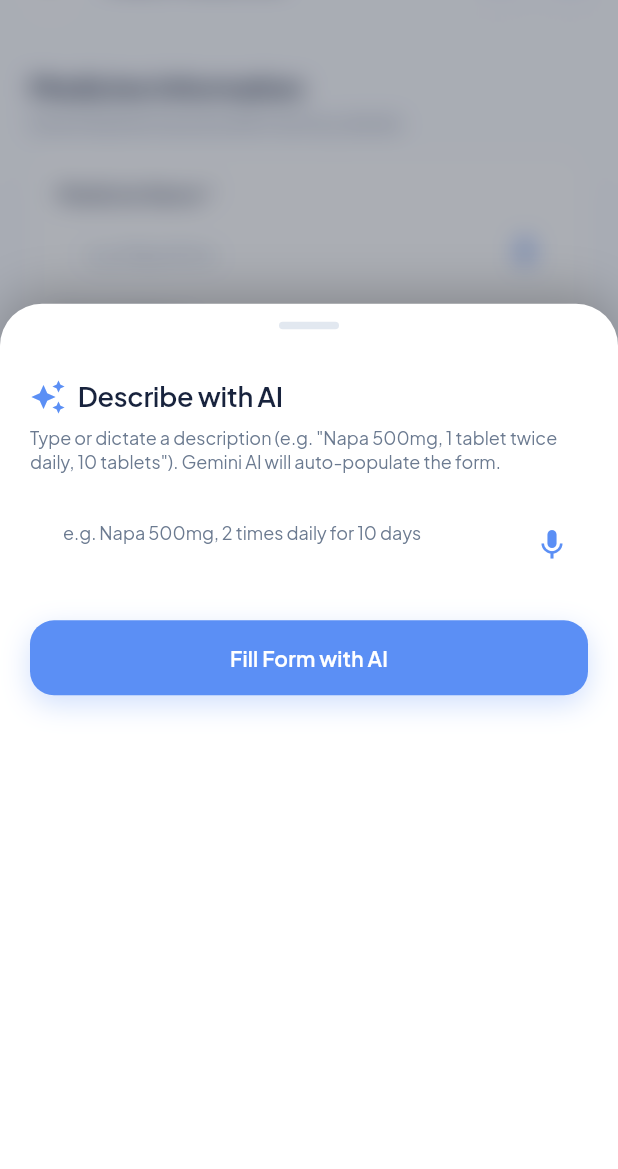
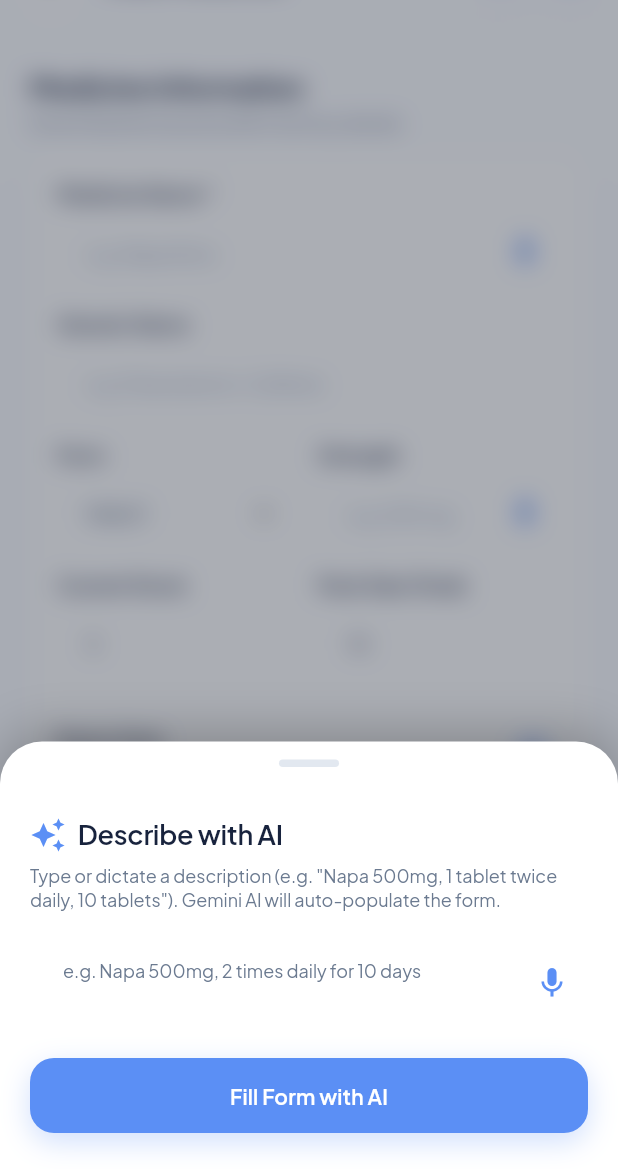
Before and after one commit to helix-77/MediTrack, a Flutter app: the AddEditMedicineScreen screen opened directly, after a tap on the "auto awesome" icon, on a phone screen of 412 x 824 dp, the part 67-1236 px from its top. Run offline on Flutter 3.47's test engine with Material 3 defaults, Android fonts, the phone set to English and light mode, and no system bars; our stand-ins replace cloud_firestore, dio, firebase_ai, firebase_auth, firebase_core, firebase_storage and 10 more; missing offline and left inert: firebase_app_check, google_mlkit_text_recognition; accounts and stored records are empty.

Commit message:
feat: make bottom sheets dynamically size up to 85% with shrinkwrapping

```diff
--- a/lib/screens/add_edit_medicine_screen.dart
+++ b/lib/screens/add_edit_medicine_screen.dart
@@ -137,9 +137,10 @@
 
     showAppModalBottomSheet(
       context: context,
-      heightFactor: 0.70,
+      maxHeightFactor: 0.85,
       builder: (ctx) => StatefulBuilder(
         builder: (modalCtx, setModalState) => Column(
+          mainAxisSize: MainAxisSize.min,
           children: [
             Center(
               child: Container(
@@ -152,8 +153,10 @@
                 ),
               ),
             ),
-            Expanded(
+            Flexible(
+              fit: FlexFit.loose,
               child: ListView(
+                shrinkWrap: true,
                 padding: EdgeInsets.only(
                   left: 20,
                   right: 20,
--- a/lib/widgets/soft_modal_sheet.dart
+++ b/lib/widgets/soft_modal_sheet.dart
@@ -2,16 +2,19 @@
 import 'package:flutter/material.dart';
 import '../theme/colors.dart';
 
-/// Standard modal bottom sheet for MediTrack:
-/// - Occupies at most [heightFactor] (default 70%) of the screen height.
-/// - Keeps the background above the sheet blurred with a subtle backdrop filter.
+/// Standard dynamic modal bottom sheet for MediTrack:
+/// - Occupies dynamically based on content size, capped at [maxHeightFactor] (default 85%) of screen height.
+/// - Empty / short content naturally wraps (~25-30% height).
+/// - Moderate content sizes to fit (~40-55% height).
+/// - Large content expands up to 85% and scrolls smoothly with bouncing physics.
+/// - Keeps the background above the sheet blurred with a backdrop filter.
 /// - Allows gesture dismissals (swiping/dragging down or tapping the blurred backdrop).
 Future<T?> showAppModalBottomSheet<T>({
   required BuildContext context,
   required Widget Function(BuildContext context) builder,
   bool isDismissible = true,
   bool enableDrag = true,
-  double heightFactor = 0.70,
+  double maxHeightFactor = 0.85,
 }) {
   final isDark = Theme.of(context).brightness == Brightness.dark;
 
@@ -24,7 +27,7 @@
     barrierColor: Colors.transparent,
     builder: (modalContext) {
       final screenHeight = MediaQuery.of(modalContext).size.height;
-      final targetHeight = screenHeight * heightFactor;
+      final maxTargetHeight = screenHeight * maxHeightFactor;
 
       return Stack(
         children: [
@@ -41,13 +44,17 @@
               ),
             ),
           ),
-          // 70% height bottom sheet container
+          // Dynamic height bottom sheet container (capped at maxHeightFactor, default 85%)
           Align(
             alignment: Alignment.bottomCenter,
             child: GestureDetector(
               onTap: () {}, // Prevent taps inside the bottom sheet from dismissing it
+              child: ConstrainedBox(
+                constraints: BoxConstraints(
+                  maxHeight: maxTargetHeight,
+                  minWidth: double.infinity,
+                ),
                 child: Container(
-                height: targetHeight,
                   width: double.infinity,
                   decoration: BoxDecoration(
                     color: isDark ? AppColors.darkSurface : AppColors.surface,
@@ -70,6 +77,7 @@
                 ),
               ),
             ),
+          ),
         ],
       );
     },
```
Also changed, not shown: lib/screens/home_screen.dart (+13 -6 lines), lib/screens/prescription_vault_screen.dart (+5 -2 lines). Lines whose indentation alone changed are shown as unchanged.
